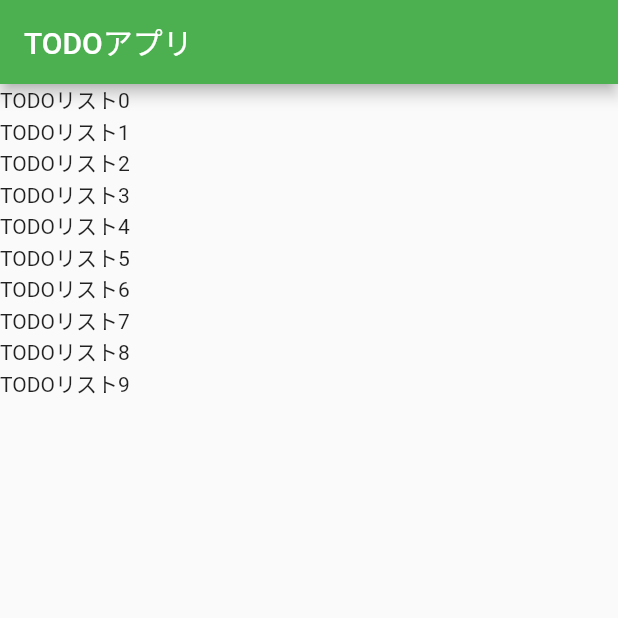
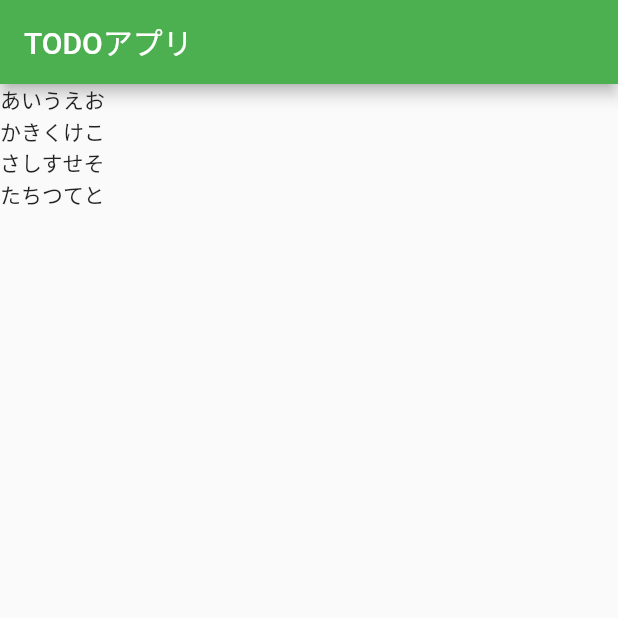
Before and after one commit to hamadayuuki/practice-flutter, a Flutter app: the screen it shows after launch, on a phone screen of 412 x 824 dp, the top half of it. Run offline on Flutter 3.47's test engine with Material 2 defaults, Android fonts, the phone set to English and light mode, and no system bars.

Commit message:
add: ListViewと配列を組み合わせて、配列の要素を表示

```diff
--- a/lib/main.dart
+++ b/lib/main.dart
@@ -33,6 +33,9 @@ class TodoListPage extends StatefulWidget {
 
 class _TodoListPageState extends State<TodoListPage> {
 
+  // TODOリストのデータ
+  List<String> todoList = ["あいうえお", "かきくけこ", "さしすせそ", "たちつてと"];
+
   @override
   Widget build(BuildContext context) {
     return Scaffold(
@@ -44,9 +47,9 @@ class _TodoListPageState extends State<TodoListPage> {
       body: Center(
 
         child: ListView.builder(
-          itemCount: 10,   // リスト数
+          itemCount: todoList.length,   // リスト数 (=配列の要素数)
           itemBuilder: (context, index) {
-            return Text("TODOリスト" + index.toString());
+            return Text(todoList[index]);
           }
         )// ListView.builder
 
```
